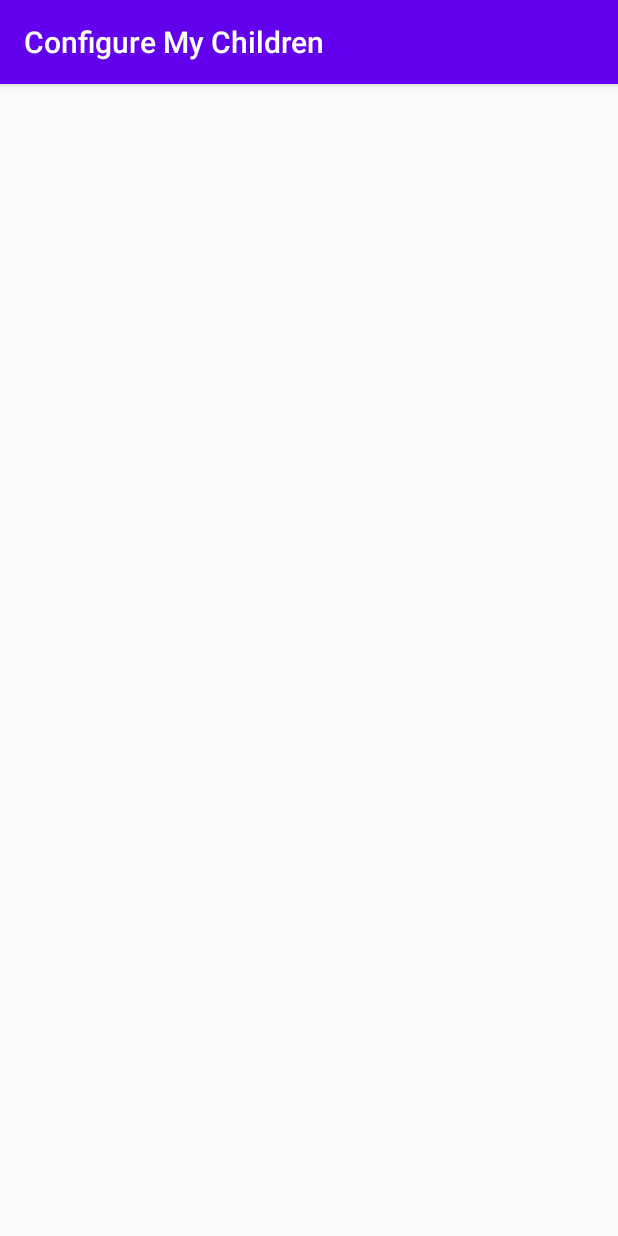
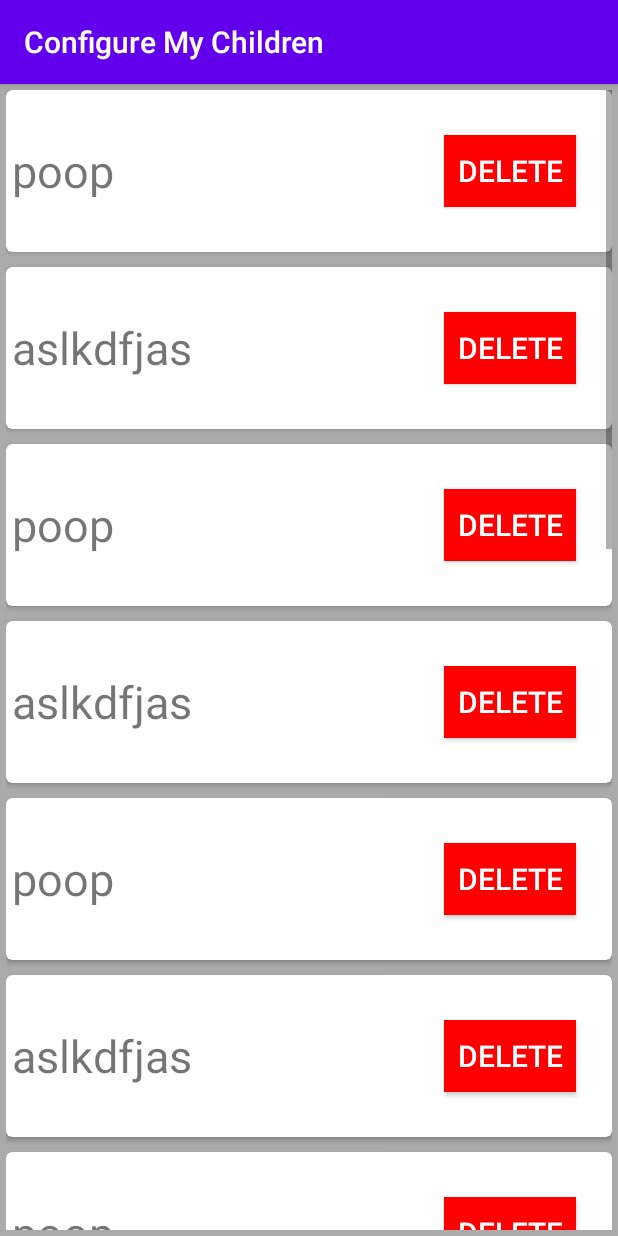
Before and after one commit to zeyongj/Pratical-Parent-Application, an Android app: the ChildListActivity screen opened directly, with no data from a screen before it, on a phone screen of 412 x 824 dp. Run offline under Robolectric (Android 15) with nearby library versions, the phone set to English and light mode, and no system bars.

Commit message:
Create RecyclerView for Configure My Children page, along with necessary classes.
Created the RecyclerView on the ChildListActivity. Also created the ChildAdapter class to handle all of the stuff required to make the RecyclerView work. Currently the delete button does not work.

```diff
--- a/app/src/main/java/com/example/cmpt276project/model/Children.java
+++ b/app/src/main/java/com/example/cmpt276project/model/Children.java
@@ -4,7 +4,7 @@ import java.lang.reflect.Array;
 import java.util.ArrayList;
 
 public class Children {
-    ArrayList<String > childrenNames = new ArrayList<String>();
+    ArrayList<String> childrenNames = new ArrayList<String>();
 
     public Children() {
 
@@ -21,4 +21,8 @@ public class Children {
     public void removeChild(int position) {
         childrenNames.remove(position);
     }
+
+    public int getSize() {
+        return childrenNames.size();
+    }
 }
--- /dev/null
+++ b/app/src/main/java/com/example/cmpt276project/model/ChildrenAdapter.java
@@ -0,0 +1,50 @@
+package com.example.cmpt276project.model;
+
+import android.view.LayoutInflater;
+import android.view.View;
+import android.view.ViewGroup;
+import android.widget.TextView;
+
+import androidx.annotation.NonNull;
+import androidx.recyclerview.widget.RecyclerView;
+
+import com.example.cmpt276project.R;
+
+import java.lang.reflect.Array;
+import java.util.ArrayList;
+
+public class ChildrenAdapter extends RecyclerView.Adapter<ChildrenAdapter.ChildrenViewHolder> {
+    private Children children;
+
+    public static class ChildrenViewHolder extends RecyclerView.ViewHolder {
+        public TextView childName;
+
+        public ChildrenViewHolder(@NonNull View itemView) {
+            super(itemView);
+            childName = itemView.findViewById(R.id.childname);
+        }
+    }
+
+    public ChildrenAdapter(Children children) {
+        this.children = children;
+    }
+
+    @NonNull
+    @Override
+    public ChildrenViewHolder onCreateViewHolder(@NonNull ViewGroup parent, int viewType) {
+        View v = LayoutInflater.from(parent.getContext()).inflate(R.layout.child_item, parent, false);
+        return new ChildrenViewHolder(v);
+    }
+
+    @Override
+    public void onBindViewHolder(@NonNull ChildrenViewHolder holder, int position) {
+        String currentChild = children.getChild(position);
+
+        holder.childName.setText(currentChild);
+    }
+
+    @Override
+    public int getItemCount() {
+        return children.getSize();
+    }
+}
--- a/app/src/main/java/com/example/cmpt276project/ui/ChildListActivity.java
+++ b/app/src/main/java/com/example/cmpt276project/ui/ChildListActivity.java
@@ -2,13 +2,20 @@ package com.example.cmpt276project.ui;
 
 import androidx.appcompat.app.AppCompatActivity;
 import androidx.appcompat.widget.Toolbar;
+import androidx.recyclerview.widget.LinearLayoutManager;
+import androidx.recyclerview.widget.RecyclerView;
 
 import android.os.Bundle;
 
 import com.example.cmpt276project.R;
+import com.example.cmpt276project.model.Children;
+import com.example.cmpt276project.model.ChildrenAdapter;
 
 // Activity to handle the Configure my Children part of Iteration 1
 public class ChildListActivity extends AppCompatActivity {
+    private RecyclerView childRecyclerView;
+    private RecyclerView.Adapter childAdapter;
+    private RecyclerView.LayoutManager childLayoutManager;
 
     @Override
     protected void onCreate(Bundle savedInstanceState) {
@@ -17,5 +24,30 @@ public class ChildListActivity extends AppCompatActivity {
 
         Toolbar toolbar = findViewById(R.id.childrentoolbar);
         setSupportActionBar(toolbar);
+
+        Children children = new Children();
+        children.addChild("poop");
+        children.addChild("aslkdfjas");
+        children.addChild("poop");
+        children.addChild("aslkdfjas");
+        children.addChild("poop");
+        children.addChild("aslkdfjas");
+        children.addChild("poop");
+        children.addChild("aslkdfjas");
+        children.addChild("poop");
+        children.addChild("aslkdfjas");
+        children.addChild("poop");
+        children.addChild("aslkdfjas");
+        children.addChild("poop");
+        children.addChild("aslkdfjas");
+        children.addChild("poop");
+        children.addChild("aslkdfjas");
+        childRecyclerView = findViewById(R.id.childrenview);
+        childRecyclerView.setHasFixedSize(true);
+        childLayoutManager = new LinearLayoutManager(this);
+        childAdapter = new ChildrenAdapter(children);
+
+        childRecyclerView.setLayoutManager(childLayoutManager);
+        childRecyclerView.setAdapter(childAdapter);
     }
 }
--- a/app/src/main/res/layout/activity_child_list.xml
+++ b/app/src/main/res/layout/activity_child_list.xml
@@ -1,5 +1,5 @@
 <?xml version="1.0" encoding="utf-8"?>
-<androidx.coordinatorlayout.widget.CoordinatorLayout xmlns:android="http://schemas.android.com/apk/res/android"
+<RelativeLayout xmlns:android="http://schemas.android.com/apk/res/android"
     xmlns:app="http://schemas.android.com/apk/res-auto"
     xmlns:tools="http://schemas.android.com/tools"
     android:layout_width="match_parent"
@@ -20,4 +20,13 @@
 
     </com.google.android.material.appbar.AppBarLayout>
 
-</androidx.coordinatorlayout.widget.CoordinatorLayout>
+    <androidx.recyclerview.widget.RecyclerView
+        android:id="@+id/childrenview"
+        android:layout_width="match_parent"
+        android:layout_height="match_parent"
+        android:layout_marginTop="?android:attr/actionBarSize"
+        android:padding="4dp"
+        android:background="@android:color/darker_gray"
+        android:scrollbars="vertical"/>
+
+</RelativeLayout>
--- /dev/null
+++ b/app/src/main/res/layout/child_item.xml
@@ -0,0 +1,36 @@
+<?xml version="1.0" encoding="utf-8"?>
+<androidx.cardview.widget.CardView xmlns:android="http://schemas.android.com/apk/res/android"
+    xmlns:tools="http://schemas.android.com/tools"
+    android:layout_width="match_parent"
+    android:layout_height="wrap_content"
+    xmlns:app="http://schemas.android.com/apk/res-auto"
+    app:cardCornerRadius="4dp"
+    android:layout_marginBottom="10dp">
+
+    <RelativeLayout
+        android:layout_width="match_parent"
+        android:layout_height="100dp"
+        android:layout_margin="4dp">
+
+        <TextView
+            android:id="@+id/childname"
+            android:layout_width="wrap_content"
+            android:layout_height="match_parent"
+            android:textSize="30sp"
+            android:gravity="center_vertical"/>
+
+        <Button
+            android:id="@+id/deletebutton"
+            android:layout_width="wrap_content"
+            android:layout_height="wrap_content"
+            android:layout_centerVertical="true"
+            android:layout_alignParentEnd="true"
+            android:background="#FF0000"
+            android:textColor="#FFFFFF"
+            android:text="@string/DeleteButton"
+            android:layout_marginEnd="20dp"
+            android:textSize="20sp"
+            tools:ignore="RelativeOverlap" />
+
+    </RelativeLayout>
+</androidx.cardview.widget.CardView>
--- a/app/src/main/res/values/strings.xml
+++ b/app/src/main/res/values/strings.xml
@@ -11,4 +11,5 @@
     <string name="hello_second_fragment">Hello second fragment. Arg: %1$s</string>
 
     <string name="ChildrenActivityName">Configure My Children</string>
+    <string name="DeleteButton">Delete</string>
 </resources>
```
